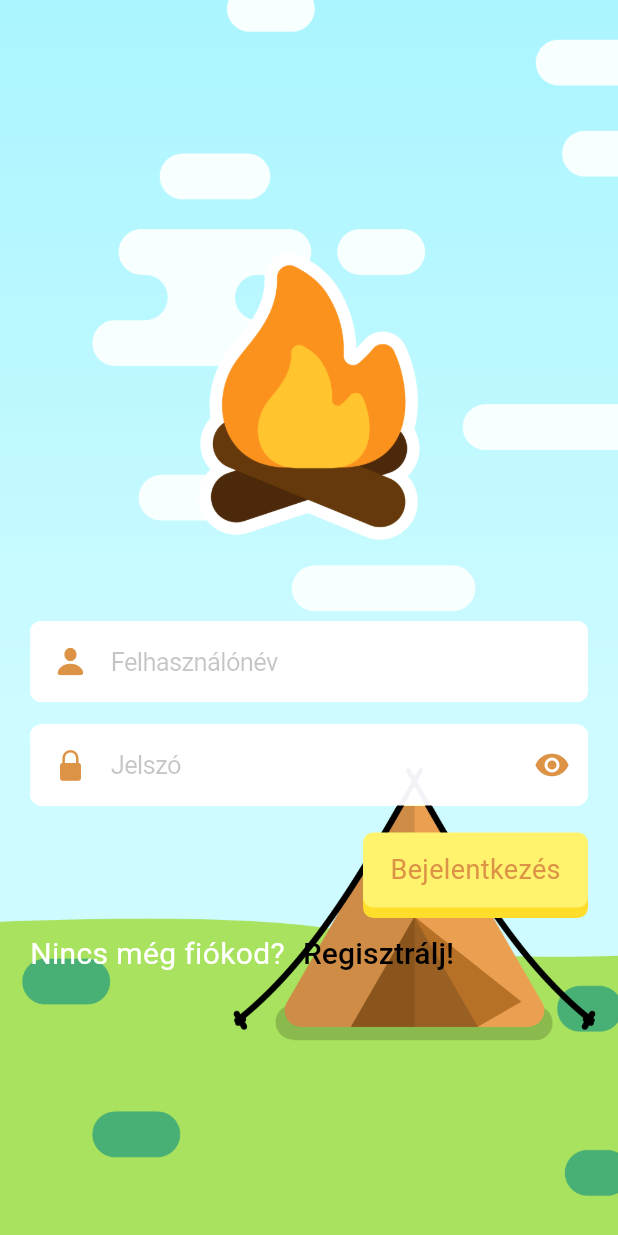
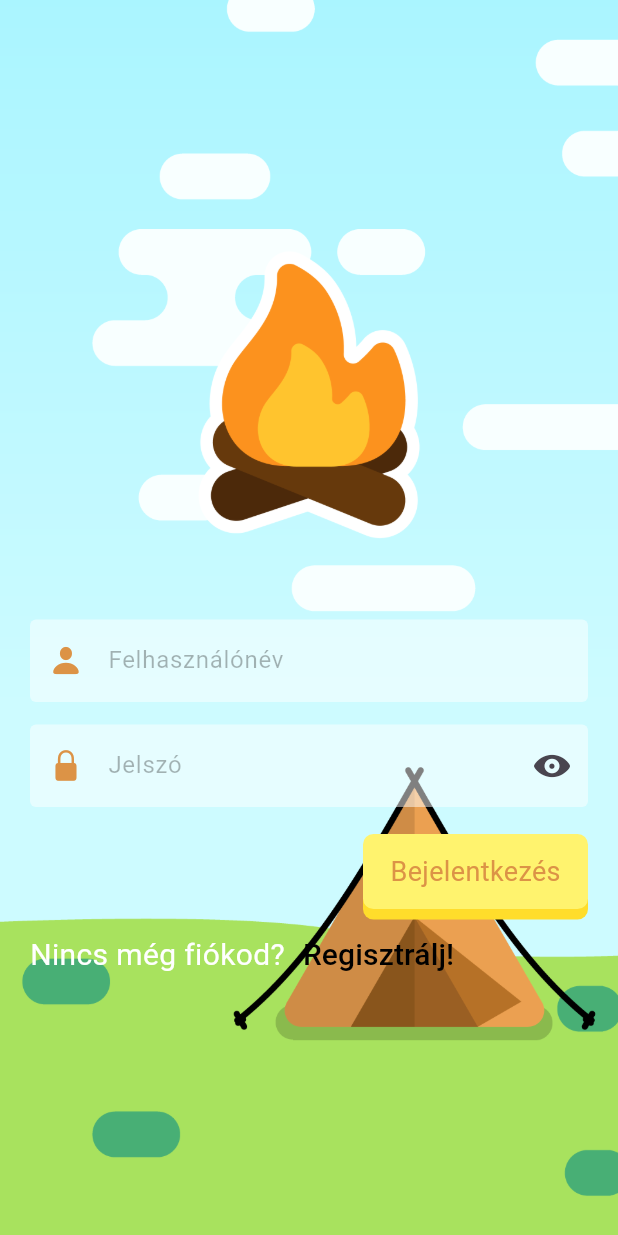
Before and after one commit to TomiSzabo00/TiszAppFlutter, a Flutter app: the screen it shows after launch, on a phone screen of 412 x 824 dp. Run offline on Flutter 3.47's test engine with Material 2 defaults, Android fonts, the phone set to English and light mode, and no system bars; our stand-ins replace auto_size_text, cached_network_image, community_material_icon, dio, equatable, firebase_auth and 16 more; missing offline and left inert: battery_info, gal, super_banners; accounts and stored records are empty; network calls fail.

Commit message:
Match login screen style to app

```diff
--- a/lib/views/login_screen.dart
+++ b/lib/views/login_screen.dart
@@ -18,6 +18,7 @@ class _LoginScreenState extends State<LoginScreen> {
   final _formKey = GlobalKey<FormState>();
   final _emailController = TextEditingController();
   final _passwordController = TextEditingController();
+  bool obscurePassword = true;
 
   AuthenticationViewModel _authenticationViewModel = AuthenticationViewModel();
 
@@ -29,6 +30,7 @@ class _LoginScreenState extends State<LoginScreen> {
         _authenticationViewModel = value;
       });
     });
+    //obscurePassword = true;
   }
 
   void _showRegisterScreen() {
@@ -45,6 +47,7 @@ class _LoginScreenState extends State<LoginScreen> {
         MediaQuery.of(context).platformBrightness == Brightness.dark;
     return Scaffold(
       body: SingleChildScrollView(
+        keyboardDismissBehavior: ScrollViewKeyboardDismissBehavior.onDrag,
         child: Container(
           height: MediaQuery.of(context).size.height,
           padding: const EdgeInsets.all(20),
@@ -67,7 +70,59 @@ class _LoginScreenState extends State<LoginScreen> {
                 const SizedBox(height: 50),
                 _emailField(),
                 const SizedBox(height: 15),
-                _passwordField(),
+                SizedBox(
+                  height: 55,
+                  child: TextField(
+                    onTapOutside: (event) {
+                      FocusManager.instance.primaryFocus?.unfocus();
+                    },
+                    controller: _passwordController,
+                    obscureText: obscurePassword,
+                    autocorrect: false,
+                    decoration: InputDecoration(
+                      border: const OutlineInputBorder(),
+                      enabledBorder: const OutlineInputBorder(
+                        borderSide: BorderSide(
+                          color: Colors.transparent,
+                        ),
+                      ),
+                      focusedBorder: OutlineInputBorder(
+                        borderSide: BorderSide(
+                          color: isDarkTheme
+                              ? Colors.white.withOpacity(0.7)
+                              : CustomColor.btnTextDay,
+                        ),
+                      ),
+                      labelText: 'Jelszó',
+                      labelStyle: TextStyle(
+                        color: isDarkTheme
+                            ? Colors.white.withOpacity(0.7)
+                            : Colors.black.withOpacity(0.3),
+                      ),
+                      floatingLabelStyle: TextStyle(
+                        color: isDarkTheme
+                            ? Colors.white.withOpacity(0.7)
+                            : CustomColor.btnTextDay,
+                      ),
+                      prefixIcon: const Icon(CupertinoIcons.lock_fill),
+                      prefixIconColor: isDarkTheme
+                          ? Colors.white.withOpacity(0.7)
+                          : CustomColor.btnTextDay,
+                      suffixIcon: IconButton(
+                        icon: obscurePassword
+                            ? const Icon(CupertinoIcons.eye_fill)
+                            : const Icon(CupertinoIcons.eye_slash_fill),
+                        onPressed: () {
+                          setState(() {
+                            obscurePassword = !obscurePassword;
+                          });
+                        },
+                      ),
+                      fillColor: Colors.white.withOpacity(0.5),
+                      filled: true,
+                    ),
+                  ),
+                ),
                 const SizedBox(height: 15),
                 Align(
                   alignment: Alignment.centerRight,
@@ -83,19 +138,49 @@ class _LoginScreenState extends State<LoginScreen> {
   }
 
   Widget _emailField() {
-    return InputField(
-      controller: _emailController,
-      placeholder: "Felhasználónév",
-      icon: const Icon(CupertinoIcons.person_fill),
-    );
-  }
-
-  Widget _passwordField() {
-    return InputField(
-      controller: _passwordController,
-      placeholder: "Jelszó",
-      icon: const Icon(CupertinoIcons.lock_fill),
-      obscureText: true,
+    final isDarkTheme =
+        MediaQuery.of(context).platformBrightness == Brightness.dark;
+    return SizedBox(
+      height: 55,
+      child: TextField(
+        controller: _emailController,
+        autocorrect: false,
+        onTapOutside: (event) {
+          FocusManager.instance.primaryFocus?.unfocus();
+        },
+        decoration: InputDecoration(
+          border: const OutlineInputBorder(),
+          enabledBorder: const OutlineInputBorder(
+            borderSide: BorderSide(
+              color: Colors.transparent,
+            ),
+          ),
+          focusedBorder: OutlineInputBorder(
+            borderSide: BorderSide(
+              color: isDarkTheme
+                  ? Colors.white.withOpacity(0.7)
+                  : CustomColor.btnTextDay,
+            ),
+          ),
+          labelText: 'Felhasználónév',
+          labelStyle: TextStyle(
+            color: isDarkTheme
+                ? Colors.white.withOpacity(0.7)
+                : Colors.black.withOpacity(0.3),
+          ),
+          floatingLabelStyle: TextStyle(
+            color: isDarkTheme
+                ? Colors.white.withOpacity(0.7)
+                : CustomColor.btnTextDay,
+          ),
+          prefixIcon: const Icon(CupertinoIcons.person_fill),
+          prefixIconColor: isDarkTheme
+              ? Colors.white.withOpacity(0.7)
+              : CustomColor.btnTextDay,
+          fillColor: Colors.white.withOpacity(0.5),
+          filled: true,
+        ),
+      ),
     );
   }
 
```
